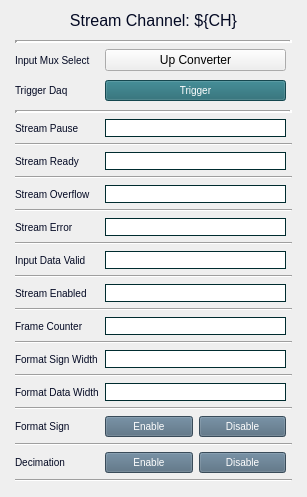
The window that individuals/up_converter_ch_stream.ui (cristinasewell/ATCA_PyDM_Screens) describes before a commit, drawn with Qt 5.
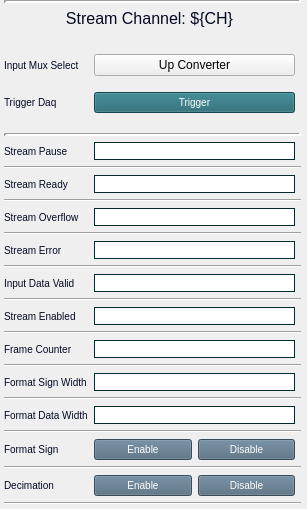
The same window after the commit. Custom widgets are drawn as their Qt base class.

```diff
--- a/individuals/up_converter_ch_stream.ui
+++ b/individuals/up_converter_ch_stream.ui
@@ -7,37 +7,38 @@
     <x>0</x>
     <y>0</y>
     <width>307</width>
-    <height>497</height>
+    <height>495</height>
    </rect>
   </property>
+  <property name="sizePolicy">
+   <sizepolicy hsizetype="MinimumExpanding" vsizetype="MinimumExpanding">
+    <horstretch>0</horstretch>
+    <verstretch>0</verstretch>
+   </sizepolicy>
+  </property>
   <property name="windowTitle">
    <string>Form</string>
   </property>
-  <layout class="QVBoxLayout" name="verticalLayout_2">
-   <item>
-    <widget class="QLabel" name="label">
-     <property name="styleSheet">
-      <string notr="true">QLabel{
-  color:#030923;
-  font-size: 16px;
-  font-style: bold;
-}</string>
-     </property>
-     <property name="text">
-      <string>Stream Channel: ${CH}</string>
-     </property>
-     <property name="alignment">
-      <set>Qt::AlignCenter</set>
-     </property>
-    </widget>
-   </item>
+  <layout class="QVBoxLayout" name="verticalLayout_2" stretch="0">
+   <property name="leftMargin">
+    <number>0</number>
+   </property>
+   <property name="topMargin">
+    <number>0</number>
+   </property>
+   <property name="rightMargin">
+    <number>2</number>
+   </property>
+   <property name="bottomMargin">
+    <number>0</number>
+   </property>
    <item>
     <layout class="QGridLayout" name="gridLayout" columnstretch="0,0,0">
      <property name="leftMargin">
       <number>4</number>
      </property>
      <property name="topMargin">
-      <number>4</number>
+      <number>0</number>
      </property>
      <property name="rightMargin">
       <number>4</number>
@@ -45,40 +46,23 @@
      <property name="bottomMargin">
       <number>4</number>
      </property>
-     <item row="20" column="0">
-      <widget class="QLabel" name="label_9">
-       <property name="styleSheet">
-        <string notr="true">QLabel{
-  color:#030923;
-  font-size: 10px;
-  font-style: bold;
-}</string>
+     <item row="6" column="0">
+      <spacer name="verticalSpacer_2">
+       <property name="orientation">
+        <enum>Qt::Vertical</enum>
        </property>
-       <property name="text">
-        <string>Format Sign Width</string>
+       <property name="sizeType">
+        <enum>QSizePolicy::Fixed</enum>
        </property>
-      </widget>
-     </item>
-     <item row="6" column="1">
-      <widget class="PyDMLineEdit" name="PyDMLineEdit_3">
-       <property name="enabled">
-        <bool>true</bool>
+       <property name="sizeHint" stdset="0">
+        <size>
+         <width>20</width>
+         <height>14</height>
+        </size>
        </property>
-       <property name="toolTip">
-        <string/>
-       </property>
-       <property name="styleSheet">
-        <string notr="true">QLineEdit{ border-width: 1px; border-style: solid; border-color: #002C2F; }</string>
-       </property>
-       <property name="channel" stdset="0">
-        <string>ca://${DEVICE}:DAQMUX${MUX}_STRMPAUSE${CH}</string>
-       </property>
-       <property name="displayFormat" stdset="0">
-        <enum>PyDMLineEdit::String</enum>
-       </property>
-      </widget>
+      </spacer>
      </item>
-     <item row="27" column="1">
+     <item row="29" column="1">
       <layout class="QHBoxLayout" name="horizontalLayout_2">
        <item>
         <widget class="PyDMPushButton" name="PyDMPushButton">
@@ -156,87 +140,36 @@
        </item>
       </layout>
      </item>
-     <item row="26" column="0" colspan="3">
-      <widget class="Line" name="line_10">
-       <property name="orientation">
-        <enum>Qt::Horizontal</enum>
-       </property>
-      </widget>
-     </item>
-     <item row="21" column="0" colspan="3">
-      <widget class="Line" name="line_8">
-       <property name="orientation">
-        <enum>Qt::Horizontal</enum>
-       </property>
-      </widget>
-     </item>
-     <item row="12" column="0">
-      <widget class="QLabel" name="label_5">
-       <property name="styleSheet">
-        <string notr="true">QLabel{
-  color:#030923;
-  font-size: 10px;
-  font-style: bold;
-}</string>
-       </property>
-       <property name="text">
-        <string>Stream Error</string>
-       </property>
-      </widget>
-     </item>
-     <item row="15" column="0" colspan="3">
-      <widget class="Line" name="line_5">
-       <property name="orientation">
-        <enum>Qt::Horizontal</enum>
-       </property>
-      </widget>
-     </item>
-     <item row="3" column="1">
-      <widget class="PyDMPushButton" name="PyDMPushButton_5">
-       <property name="toolTip">
-        <string/>
-       </property>
-       <property name="styleSheet">
-        <string notr="true">QPushButton {
-  background-color: #1E646E;
-  border-color: #F3B749;
-  color:white;
-  font-size: 10px;
-}
-QPushButton:pressed{
-  background-color: #023459;
-  font: bold
-}
-QPushButton:hover{
-  border-style: outset;
-}</string>
-       </property>
-       <property name="text">
-        <string>Trigger</string>
-       </property>
-       <property name="channel" stdset="0">
-        <string>ca://${DEVICE}:DAQMUX${MUX}_TRGDAQ </string>
-       </property>
-       <property name="pressValue" stdset="0">
-        <string>1</string>
-       </property>
-      </widget>
-     </item>
-     <item row="11" column="0" colspan="3">
-      <widget class="Line" name="line_3">
-       <property name="orientation">
-        <enum>Qt::Horizontal</enum>
-       </property>
-      </widget>
-     </item>
      <item row="17" column="0" colspan="3">
-      <widget class="Line" name="line_6">
+      <widget class="Line" name="line_5">
        <property name="orientation">
         <enum>Qt::Horizontal</enum>
        </property>
       </widget>
      </item>
-     <item row="8" column="0">
+     <item row="12" column="1">
+      <widget class="PyDMLineEdit" name="PyDMLineEdit_5">
+       <property name="enabled">
+        <bool>true</bool>
+       </property>
+       <property name="toolTip">
+        <string/>
+       </property>
+       <property name="styleSheet">
+        <string notr="true">QLineEdit{ border-width: 1px; border-style: solid; border-color: #002C2F; }</string>
+       </property>
+       <property name="readOnly">
+        <bool>true</bool>
+       </property>
+       <property name="channel" stdset="0">
+        <string>ca://${DEVICE}:DAQMUX1_STRMOVF${CH}</string>
+       </property>
+       <property name="displayFormat" stdset="0">
+        <enum>PyDMLineEdit::String</enum>
+       </property>
+      </widget>
+     </item>
+     <item row="10" column="0">
       <widget class="QLabel" name="label_4">
        <property name="styleSheet">
         <string notr="true">QLabel{
@@ -250,65 +183,149 @@
        </property>
       </widget>
      </item>
-     <item row="1" column="1">
-      <widget class="PyDMRelatedDisplayButton" name="PyDMRelatedDisplayButton_2">
-       <property name="toolTip">
-        <string/>
+     <item row="3" column="0">
+      <widget class="QLabel" name="label_14">
+       <property name="styleSheet">
+        <string notr="true">QLabel{
+  color:#030923;
+  font-size: 10px;
+  font-style: bold;
+}</string>
        </property>
        <property name="text">
-        <string>Up Converter</string>
+        <string>Input Mux Select</string>
        </property>
-       <property name="filenames" stdset="0">
-        <stringlist>
-         <string>amc_up_converter.ui</string>
-        </stringlist>
+      </widget>
+     </item>
+     <item row="4" column="0">
+      <spacer name="verticalSpacer">
+       <property name="orientation">
+        <enum>Qt::Vertical</enum>
        </property>
-       <property name="macros" stdset="0">
-        <stringlist>
-         <string>{&quot;MUX&quot;:&quot;1&quot;}</string>
-        </stringlist>
+       <property name="sizeType">
+        <enum>QSizePolicy::Fixed</enum>
        </property>
-       <property name="openInNewWindow" stdset="0">
-        <bool>true</bool>
+       <property name="sizeHint" stdset="0">
+        <size>
+         <width>20</width>
+         <height>10</height>
+        </size>
        </property>
+      </spacer>
+     </item>
+     <item row="5" column="0">
+      <widget class="QLabel" name="label_13">
+       <property name="styleSheet">
+        <string notr="true">QLabel{
+  color:#030923;
+  font-size: 10px;
+  font-style: bold;
+}</string>
+       </property>
+       <property name="text">
+        <string>Trigger Daq</string>
+       </property>
       </widget>
      </item>
-     <item row="23" column="0" colspan="3">
+     <item row="25" column="0" colspan="3">
       <widget class="Line" name="line_9">
        <property name="orientation">
         <enum>Qt::Horizontal</enum>
        </property>
       </widget>
      </item>
-     <item row="12" column="1">
-      <widget class="PyDMLineEdit" name="PyDMLineEdit_6">
-       <property name="enabled">
-        <bool>true</bool>
-       </property>
-       <property name="toolTip">
-        <string/>
-       </property>
-       <property name="styleSheet">
-        <string notr="true">QLineEdit{ border-width: 1px; border-style: solid; border-color: #002C2F; }</string>
-       </property>
-       <property name="readOnly">
-        <bool>true</bool>
-       </property>
-       <property name="channel" stdset="0">
-        <string>ca://${DEVICE}:DAQMUX${MUX}_STRMERR${CH}</string>
-       </property>
-       <property name="displayFormat" stdset="0">
-        <enum>PyDMLineEdit::String</enum>
-       </property>
-      </widget>
-     </item>
-     <item row="13" column="0" colspan="3">
+     <item row="15" column="0" colspan="3">
       <widget class="Line" name="line_4">
        <property name="orientation">
         <enum>Qt::Horizontal</enum>
        </property>
       </widget>
      </item>
+     <item row="9" column="0" colspan="3">
+      <widget class="Line" name="line">
+       <property name="orientation">
+        <enum>Qt::Horizontal</enum>
+       </property>
+      </widget>
+     </item>
+     <item row="19" column="0" colspan="3">
+      <widget class="Line" name="line_6">
+       <property name="orientation">
+        <enum>Qt::Horizontal</enum>
+       </property>
+      </widget>
+     </item>
+     <item row="10" column="1">
+      <widget class="PyDMLineEdit" name="PyDMLineEdit_4">
+       <property name="enabled">
+        <bool>true</bool>
+       </property>
+       <property name="toolTip">
+        <string/>
+       </property>
+       <property name="styleSheet">
+        <string notr="true">QLineEdit{ border-width: 1px; border-style: solid; border-color: #002C2F; }</string>
+       </property>
+       <property name="readOnly">
+        <bool>true</bool>
+       </property>
+       <property name="channel" stdset="0">
+        <string>ca://${DEVICE}:DAQMUX1_STRMRDY${CH}</string>
+       </property>
+       <property name="displayFormat" stdset="0">
+        <enum>PyDMLineEdit::String</enum>
+       </property>
+      </widget>
+     </item>
+     <item row="26" column="0">
+      <widget class="QLabel" name="label_11">
+       <property name="styleSheet">
+        <string notr="true">QLabel{
+  color:#030923;
+  font-size: 10px;
+  font-style: bold;
+}</string>
+       </property>
+       <property name="text">
+        <string>Format Sign</string>
+       </property>
+      </widget>
+     </item>
+     <item row="14" column="0">
+      <widget class="QLabel" name="label_5">
+       <property name="styleSheet">
+        <string notr="true">QLabel{
+  color:#030923;
+  font-size: 10px;
+  font-style: bold;
+}</string>
+       </property>
+       <property name="text">
+        <string>Stream Error</string>
+       </property>
+      </widget>
+     </item>
+     <item row="29" column="0">
+      <widget class="QLabel" name="label_12">
+       <property name="styleSheet">
+        <string notr="true">QLabel{
+  color:#030923;
+  font-size: 10px;
+  font-style: bold;
+}</string>
+       </property>
+       <property name="text">
+        <string>Decimation</string>
+       </property>
+      </widget>
+     </item>
+     <item row="21" column="0" colspan="3">
+      <widget class="Line" name="line_7">
+       <property name="orientation">
+        <enum>Qt::Horizontal</enum>
+       </property>
+      </widget>
+     </item>
      <item row="0" column="0" colspan="3">
       <widget class="Line" name="line_13">
        <property name="lineWidth">
@@ -319,20 +336,20 @@
        </property>
       </widget>
      </item>
-     <item row="4" column="0">
-      <spacer name="verticalSpacer_2">
-       <property name="orientation">
-        <enum>Qt::Vertical</enum>
+     <item row="24" column="1">
+      <widget class="PyDMLineEdit" name="PyDMLineEdit">
+       <property name="toolTip">
+        <string/>
        </property>
-       <property name="sizeHint" stdset="0">
-        <size>
-         <width>20</width>
-         <height>20</height>
-        </size>
+       <property name="styleSheet">
+        <string notr="true">QLineEdit{ border-width: 1px; border-style: solid; border-color: #002C2F; }</string>
        </property>
-      </spacer>
+       <property name="channel" stdset="0">
+        <string>ca://${DEVICE}:DAQMUX1_FORMATDATAWIDTH${CH}</string>
+       </property>
+      </widget>
      </item>
-     <item row="18" column="0">
+     <item row="20" column="0">
       <widget class="QLabel" name="label_8">
        <property name="styleSheet">
         <string notr="true">QLabel{
@@ -346,28 +363,26 @@
        </property>
       </widget>
      </item>
-     <item row="10" column="0">
-      <widget class="QLabel" name="label_2">
+     <item row="20" column="1">
+      <widget class="PyDMLineEdit" name="PyDMLineEdit_9">
+       <property name="enabled">
+        <bool>true</bool>
+       </property>
+       <property name="toolTip">
+        <string/>
+       </property>
        <property name="styleSheet">
-        <string notr="true">QLabel{
-  color:#030923;
-  font-size: 10px;
-  font-style: bold;
-}</string>
+        <string notr="true">QLineEdit{ border-width: 1px; border-style: solid; border-color: #002C2F; }</string>
        </property>
-       <property name="text">
-        <string>Stream Overflow</string>
+       <property name="readOnly">
+        <bool>true</bool>
        </property>
-      </widget>
-     </item>
-     <item row="9" column="0" colspan="3">
-      <widget class="Line" name="line_2">
-       <property name="orientation">
-        <enum>Qt::Horizontal</enum>
+       <property name="channel" stdset="0">
+        <string>ca://${DEVICE}:DAQMUX1_FRAMECNT${CH}</string>
        </property>
       </widget>
      </item>
-     <item row="14" column="0">
+     <item row="16" column="0">
       <widget class="QLabel" name="label_6">
        <property name="styleSheet">
         <string notr="true">QLabel{
@@ -381,211 +396,7 @@
        </property>
       </widget>
      </item>
-     <item row="24" column="1">
-      <layout class="QHBoxLayout" name="horizontalLayout">
-       <item>
-        <widget class="PyDMPushButton" name="PyDMPushButton_3">
-         <property name="toolTip">
-          <string/>
-         </property>
-         <property name="styleSheet">
-          <string notr="true">QPushButton {
-  background-color: #50697D;
-  border-color: #F3B749;
-  color:white;
-  font-size: 10px;
-}
-QPushButton:checked{
-  background-color: #14B09B;
-  font: bold
-}
-QPushButton:hover{
-  border-style: outset;
-}</string>
-         </property>
-         <property name="text">
-          <string>Enable</string>
-         </property>
-         <property name="checkable">
-          <bool>true</bool>
-         </property>
-         <property name="channel" stdset="0">
-          <string>ca://${DEVICE}:DAQMUX${MUX}_FORMATSIGN${CH}</string>
-         </property>
-         <property name="pressValue" stdset="0">
-          <string>1</string>
-         </property>
-         <attribute name="buttonGroup">
-          <string notr="true">buttonGroup</string>
-         </attribute>
-        </widget>
-       </item>
-       <item>
-        <widget class="PyDMPushButton" name="PyDMPushButton_4">
-         <property name="toolTip">
-          <string/>
-         </property>
-         <property name="styleSheet">
-          <string notr="true">QPushButton {
-  background-color: #50697D;
-  border-color: #F3B749;
-  color:white;
-  font-size: 10px;
-}
-QPushButton:checked{
-  background-color: #14B09B;
-  font: bold
-}
-QPushButton:hover{
-  border-style: outset;
-}</string>
-         </property>
-         <property name="text">
-          <string>Disable</string>
-         </property>
-         <property name="checkable">
-          <bool>true</bool>
-         </property>
-         <property name="channel" stdset="0">
-          <string>ca://${DEVICE}:DAQMUX${MUX}_FORMATSIGN${CH}</string>
-         </property>
-         <property name="pressValue" stdset="0">
-          <string>0</string>
-         </property>
-         <attribute name="buttonGroup">
-          <string notr="true">buttonGroup</string>
-         </attribute>
-        </widget>
-       </item>
-      </layout>
-     </item>
-     <item row="16" column="1">
-      <widget class="PyDMLineEdit" name="PyDMLineEdit_8">
-       <property name="enabled">
-        <bool>true</bool>
-       </property>
-       <property name="toolTip">
-        <string/>
-       </property>
-       <property name="styleSheet">
-        <string notr="true">QLineEdit{ border-width: 1px; border-style: solid; border-color: #002C2F; }</string>
-       </property>
-       <property name="readOnly">
-        <bool>true</bool>
-       </property>
-       <property name="channel" stdset="0">
-        <string>ca://${DEVICE}:DAQMUX${MUX}_STRMENABLED${CH}</string>
-       </property>
-       <property name="displayFormat" stdset="0">
-        <enum>PyDMLineEdit::String</enum>
-       </property>
-      </widget>
-     </item>
-     <item row="22" column="1">
-      <widget class="PyDMLineEdit" name="PyDMLineEdit">
-       <property name="toolTip">
-        <string/>
-       </property>
-       <property name="styleSheet">
-        <string notr="true">QLineEdit{ border-width: 1px; border-style: solid; border-color: #002C2F; }</string>
-       </property>
-       <property name="channel" stdset="0">
-        <string>ca://${DEVICE}:DAQMUX${MUX}_FORMATDATAWIDTH${CH}</string>
-       </property>
-      </widget>
-     </item>
-     <item row="6" column="0">
-      <widget class="QLabel" name="label_3">
-       <property name="styleSheet">
-        <string notr="true">QLabel{
-  color:#030923;
-  font-size: 10px;
-  font-style: bold;
-}</string>
-       </property>
-       <property name="text">
-        <string>Stream Pause</string>
-       </property>
-      </widget>
-     </item>
-     <item row="2" column="0">
-      <spacer name="verticalSpacer">
-       <property name="orientation">
-        <enum>Qt::Vertical</enum>
-       </property>
-       <property name="sizeHint" stdset="0">
-        <size>
-         <width>20</width>
-         <height>20</height>
-        </size>
-       </property>
-      </spacer>
-     </item>
      <item row="7" column="0" colspan="3">
-      <widget class="Line" name="line">
-       <property name="orientation">
-        <enum>Qt::Horizontal</enum>
-       </property>
-      </widget>
-     </item>
-     <item row="19" column="0" colspan="3">
-      <widget class="Line" name="line_7">
-       <property name="orientation">
-        <enum>Qt::Horizontal</enum>
-       </property>
-      </widget>
-     </item>
-     <item row="16" column="0">
-      <widget class="QLabel" name="label_7">
-       <property name="styleSheet">
-        <string notr="true">QLabel{
-  color:#030923;
-  font-size: 10px;
-  font-style: bold;
-}</string>
-       </property>
-       <property name="text">
-        <string>Stream Enabled</string>
-       </property>
-      </widget>
-     </item>
-     <item row="14" column="1">
-      <widget class="PyDMLineEdit" name="PyDMLineEdit_7">
-       <property name="enabled">
-        <bool>true</bool>
-       </property>
-       <property name="toolTip">
-        <string/>
-       </property>
-       <property name="styleSheet">
-        <string notr="true">QLineEdit{ border-width: 1px; border-style: solid; border-color: #002C2F; }</string>
-       </property>
-       <property name="readOnly">
-        <bool>true</bool>
-       </property>
-       <property name="channel" stdset="0">
-        <string>ca://${DEVICE}:DAQMUX${MUX}_INPDATAVALID${CH}</string>
-       </property>
-       <property name="displayFormat" stdset="0">
-        <enum>PyDMLineEdit::String</enum>
-       </property>
-      </widget>
-     </item>
-     <item row="22" column="0">
-      <widget class="QLabel" name="label_10">
-       <property name="styleSheet">
-        <string notr="true">QLabel{
-  color:#030923;
-  font-size: 10px;
-  font-style: bold;
-}</string>
-       </property>
-       <property name="text">
-        <string>Format Data Width</string>
-       </property>
-      </widget>
-     </item>
-     <item row="5" column="0" colspan="3">
       <widget class="Line" name="line_12">
        <property name="styleSheet">
         <string notr="true"/>
@@ -601,7 +412,248 @@
        </property>
       </widget>
      </item>
-     <item row="20" column="1">
+     <item row="8" column="0">
+      <widget class="QLabel" name="label_3">
+       <property name="styleSheet">
+        <string notr="true">QLabel{
+  color:#030923;
+  font-size: 10px;
+  font-style: bold;
+}</string>
+       </property>
+       <property name="text">
+        <string>Stream Pause</string>
+       </property>
+      </widget>
+     </item>
+     <item row="23" column="0" colspan="3">
+      <widget class="Line" name="line_8">
+       <property name="orientation">
+        <enum>Qt::Horizontal</enum>
+       </property>
+      </widget>
+     </item>
+     <item row="3" column="1">
+      <widget class="PyDMRelatedDisplayButton" name="PyDMRelatedDisplayButton_2">
+       <property name="toolTip">
+        <string/>
+       </property>
+       <property name="text">
+        <string>Up Converter</string>
+       </property>
+       <property name="filenames" stdset="0">
+        <stringlist>
+         <string>amc_up_converter.ui</string>
+        </stringlist>
+       </property>
+       <property name="macros" stdset="0">
+        <stringlist>
+         <string>{&quot;MUX&quot;:&quot;1&quot;}</string>
+        </stringlist>
+       </property>
+       <property name="openInNewWindow" stdset="0">
+        <bool>true</bool>
+       </property>
+      </widget>
+     </item>
+     <item row="22" column="0">
+      <widget class="QLabel" name="label_9">
+       <property name="styleSheet">
+        <string notr="true">QLabel{
+  color:#030923;
+  font-size: 10px;
+  font-style: bold;
+}</string>
+       </property>
+       <property name="text">
+        <string>Format Sign Width</string>
+       </property>
+      </widget>
+     </item>
+     <item row="18" column="1">
+      <widget class="PyDMLineEdit" name="PyDMLineEdit_8">
+       <property name="enabled">
+        <bool>true</bool>
+       </property>
+       <property name="toolTip">
+        <string/>
+       </property>
+       <property name="styleSheet">
+        <string notr="true">QLineEdit{ border-width: 1px; border-style: solid; border-color: #002C2F; }</string>
+       </property>
+       <property name="readOnly">
+        <bool>true</bool>
+       </property>
+       <property name="channel" stdset="0">
+        <string>ca://${DEVICE}:DAQMUX1_STRMENABLED${CH}</string>
+       </property>
+       <property name="displayFormat" stdset="0">
+        <enum>PyDMLineEdit::String</enum>
+       </property>
+      </widget>
+     </item>
+     <item row="26" column="1">
+      <layout class="QHBoxLayout" name="horizontalLayout">
+       <item>
+        <widget class="PyDMPushButton" name="PyDMPushButton_3">
+         <property name="toolTip">
+          <string/>
+         </property>
+         <property name="styleSheet">
+          <string notr="true">QPushButton {
+  background-color: #50697D;
+  border-color: #F3B749;
+  color:white;
+  font-size: 10px;
+}
+QPushButton:checked{
+  background-color: #14B09B;
+  font: bold
+}
+QPushButton:hover{
+  border-style: outset;
+}</string>
+         </property>
+         <property name="text">
+          <string>Enable</string>
+         </property>
+         <property name="checkable">
+          <bool>true</bool>
+         </property>
+         <property name="channel" stdset="0">
+          <string>ca://${DEVICE}:DAQMUX1_FORMATSIGN${CH}</string>
+         </property>
+         <property name="pressValue" stdset="0">
+          <string>1</string>
+         </property>
+         <attribute name="buttonGroup">
+          <string notr="true">buttonGroup</string>
+         </attribute>
+        </widget>
+       </item>
+       <item>
+        <widget class="PyDMPushButton" name="PyDMPushButton_4">
+         <property name="toolTip">
+          <string/>
+         </property>
+         <property name="styleSheet">
+          <string notr="true">QPushButton {
+  background-color: #50697D;
+  border-color: #F3B749;
+  color:white;
+  font-size: 10px;
+}
+QPushButton:checked{
+  background-color: #14B09B;
+  font: bold
+}
+QPushButton:hover{
+  border-style: outset;
+}</string>
+         </property>
+         <property name="text">
+          <string>Disable</string>
+         </property>
+         <property name="checkable">
+          <bool>true</bool>
+         </property>
+         <property name="channel" stdset="0">
+          <string>ca://${DEVICE}:DAQMUX1_FORMATSIGN${CH}</string>
+         </property>
+         <property name="pressValue" stdset="0">
+          <string>0</string>
+         </property>
+         <attribute name="buttonGroup">
+          <string notr="true">buttonGroup</string>
+         </attribute>
+        </widget>
+       </item>
+      </layout>
+     </item>
+     <item row="5" column="1">
+      <widget class="PyDMPushButton" name="PyDMPushButton_5">
+       <property name="toolTip">
+        <string/>
+       </property>
+       <property name="styleSheet">
+        <string notr="true">QPushButton {
+  background-color: #1E646E;
+  border-color: #F3B749;
+  color:white;
+  font-size: 10px;
+}
+QPushButton:pressed{
+  background-color: #023459;
+  font: bold
+}
+QPushButton:hover{
+  border-style: outset;
+}</string>
+       </property>
+       <property name="text">
+        <string>Trigger</string>
+       </property>
+       <property name="channel" stdset="0">
+        <string>ca://${DEVICE}:DAQMUX1_TRGDAQ </string>
+       </property>
+       <property name="pressValue" stdset="0">
+        <string>1</string>
+       </property>
+      </widget>
+     </item>
+     <item row="1" column="0" colspan="2">
+      <widget class="QLabel" name="label">
+       <property name="sizePolicy">
+        <sizepolicy hsizetype="MinimumExpanding" vsizetype="MinimumExpanding">
+         <horstretch>0</horstretch>
+         <verstretch>0</verstretch>
+        </sizepolicy>
+       </property>
+       <property name="styleSheet">
+        <string notr="true">QLabel{
+  color:#030923;
+  font-size: 16px;
+  font-style: bold;
+}</string>
+       </property>
+       <property name="text">
+        <string>Stream Channel: ${CH}</string>
+       </property>
+       <property name="alignment">
+        <set>Qt::AlignCenter</set>
+       </property>
+      </widget>
+     </item>
+     <item row="16" column="1">
+      <widget class="PyDMLineEdit" name="PyDMLineEdit_7">
+       <property name="enabled">
+        <bool>true</bool>
+       </property>
+       <property name="toolTip">
+        <string/>
+       </property>
+       <property name="styleSheet">
+        <string notr="true">QLineEdit{ border-width: 1px; border-style: solid; border-color: #002C2F; }</string>
+       </property>
+       <property name="readOnly">
+        <bool>true</bool>
+       </property>
+       <property name="channel" stdset="0">
+        <string>ca://${DEVICE}:DAQMUX1_INPDATAVALID${CH}</string>
+       </property>
+       <property name="displayFormat" stdset="0">
+        <enum>PyDMLineEdit::String</enum>
+       </property>
+      </widget>
+     </item>
+     <item row="11" column="0" colspan="3">
+      <widget class="Line" name="line_2">
+       <property name="orientation">
+        <enum>Qt::Horizontal</enum>
+       </property>
+      </widget>
+     </item>
+     <item row="22" column="1">
       <widget class="PyDMLineEdit" name="PyDMLineEdit_2">
        <property name="toolTip">
         <string/>
@@ -614,15 +666,15 @@
        </property>
       </widget>
      </item>
-     <item row="29" column="0" colspan="3">
-      <widget class="Line" name="line_11">
+     <item row="13" column="0" colspan="3">
+      <widget class="Line" name="line_3">
        <property name="orientation">
         <enum>Qt::Horizontal</enum>
        </property>
       </widget>
      </item>
      <item row="8" column="1">
-      <widget class="PyDMLineEdit" name="PyDMLineEdit_4">
+      <widget class="PyDMLineEdit" name="PyDMLineEdit_3">
        <property name="enabled">
         <bool>true</bool>
        </property>
@@ -632,9 +684,6 @@
        <property name="styleSheet">
         <string notr="true">QLineEdit{ border-width: 1px; border-style: solid; border-color: #002C2F; }</string>
        </property>
-       <property name="readOnly">
-        <bool>true</bool>
-       </property>
        <property name="channel" stdset="0">
         <string>ca://${DEVICE}:DAQMUX${MUX}_STRMRDY${CH}</string>
        </property>
@@ -643,49 +692,8 @@
        </property>
       </widget>
      </item>
-     <item row="10" column="1">
-      <widget class="PyDMLineEdit" name="PyDMLineEdit_5">
-       <property name="enabled">
-        <bool>true</bool>
-       </property>
-       <property name="toolTip">
-        <string/>
-       </property>
-       <property name="styleSheet">
-        <string notr="true">QLineEdit{ border-width: 1px; border-style: solid; border-color: #002C2F; }</string>
-       </property>
-       <property name="readOnly">
-        <bool>true</bool>
-       </property>
-       <property name="channel" stdset="0">
-        <string>ca://${DEVICE}:DAQMUX${MUX}_STRMOVF${CH}</string>
-       </property>
-       <property name="displayFormat" stdset="0">
-        <enum>PyDMLineEdit::String</enum>
-       </property>
-      </widget>
-     </item>
-     <item row="18" column="1">
-      <widget class="PyDMLineEdit" name="PyDMLineEdit_9">
-       <property name="enabled">
-        <bool>true</bool>
-       </property>
-       <property name="toolTip">
-        <string/>
-       </property>
-       <property name="styleSheet">
-        <string notr="true">QLineEdit{ border-width: 1px; border-style: solid; border-color: #002C2F; }</string>
-       </property>
-       <property name="readOnly">
-        <bool>true</bool>
-       </property>
-       <property name="channel" stdset="0">
-        <string>ca://${DEVICE}:DAQMUX${MUX}_FRAMECNT${CH}</string>
-       </property>
-      </widget>
-     </item>
      <item row="24" column="0">
-      <widget class="QLabel" name="label_11">
+      <widget class="QLabel" name="label_10">
        <property name="styleSheet">
         <string notr="true">QLabel{
   color:#030923;
@@ -694,12 +702,19 @@
 }</string>
        </property>
        <property name="text">
-        <string>Format Sign</string>
+        <string>Format Data Width</string>
        </property>
       </widget>
      </item>
-     <item row="27" column="0">
-      <widget class="QLabel" name="label_12">
+     <item row="31" column="0" colspan="3">
+      <widget class="Line" name="line_11">
+       <property name="orientation">
+        <enum>Qt::Horizontal</enum>
+       </property>
+      </widget>
+     </item>
+     <item row="18" column="0">
+      <widget class="QLabel" name="label_7">
        <property name="styleSheet">
         <string notr="true">QLabel{
   color:#030923;
@@ -708,12 +723,12 @@
 }</string>
        </property>
        <property name="text">
-        <string>Decimation</string>
+        <string>Stream Enabled</string>
        </property>
       </widget>
      </item>
-     <item row="3" column="0">
-      <widget class="QLabel" name="label_13">
+     <item row="12" column="0">
+      <widget class="QLabel" name="label_2">
        <property name="styleSheet">
         <string notr="true">QLabel{
   color:#030923;
@@ -722,24 +737,55 @@
 }</string>
        </property>
        <property name="text">
-        <string>Trigger Daq</string>
+        <string>Stream Overflow</string>
        </property>
       </widget>
      </item>
-     <item row="1" column="0">
-      <widget class="QLabel" name="label_14">
+     <item row="14" column="1">
+      <widget class="PyDMLineEdit" name="PyDMLineEdit_6">
+       <property name="enabled">
+        <bool>true</bool>
+       </property>
+       <property name="toolTip">
+        <string/>
+       </property>
        <property name="styleSheet">
-        <string notr="true">QLabel{
-  color:#030923;
-  font-size: 10px;
-  font-style: bold;
-}</string>
+        <string notr="true">QLineEdit{ border-width: 1px; border-style: solid; border-color: #002C2F; }</string>
        </property>
-       <property name="text">
-        <string>Input Mux Select</string>
+       <property name="readOnly">
+        <bool>true</bool>
        </property>
+       <property name="channel" stdset="0">
+        <string>ca://${DEVICE}:DAQMUX1_STRMERR${CH}</string>
+       </property>
+       <property name="displayFormat" stdset="0">
+        <enum>PyDMLineEdit::String</enum>
+       </property>
       </widget>
      </item>
+     <item row="28" column="0" colspan="3">
+      <widget class="Line" name="line_10">
+       <property name="orientation">
+        <enum>Qt::Horizontal</enum>
+       </property>
+      </widget>
+     </item>
+     <item row="2" column="0">
+      <spacer name="verticalSpacer_3">
+       <property name="orientation">
+        <enum>Qt::Vertical</enum>
+       </property>
+       <property name="sizeType">
+        <enum>QSizePolicy::Fixed</enum>
+       </property>
+       <property name="sizeHint" stdset="0">
+        <size>
+         <width>20</width>
+         <height>20</height>
+        </size>
+       </property>
+      </spacer>
+     </item>
     </layout>
    </item>
   </layout>
```
Left out of the diff: 8 changed lines with no effect on the pictures.
